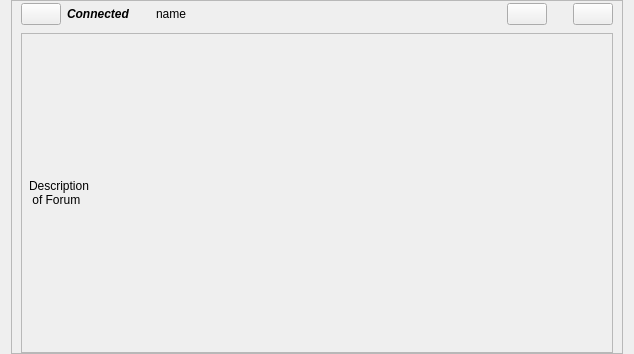
Before: the Qt Designer form retroshare-gui/src/gui/feeds/ForumNewItem.ui in RetroShare/RetroShare, drawn with Qt 5.
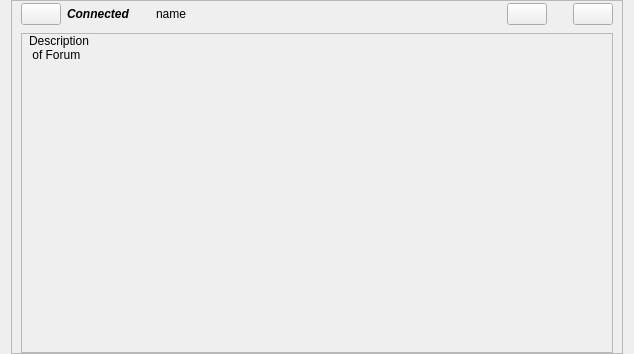
After: the same form once the commit is applied. Icons and pictures are not drawn.

Commit message: * added for expandButtons correct hide/show icons + ToolTips * added some Vertikal Spacer to put each new Widget on Top for News Feed * added icons for typeComboBox

What changed in the file:
```diff
--- a/retroshare-gui/src/gui/feeds/ForumNewItem.ui
+++ b/retroshare-gui/src/gui/feeds/ForumNewItem.ui
@@ -244,6 +244,19 @@
            </item>
           </layout>
          </item>
+         <item>
+          <spacer name="verticalSpacer" >
+           <property name="orientation" >
+            <enum>Qt::Vertical</enum>
+           </property>
+           <property name="sizeHint" stdset="0" >
+            <size>
+             <width>20</width>
+             <height>40</height>
+            </size>
+           </property>
+          </spacer>
+         </item>
         </layout>
        </widget>
       </item>
```
Left out of the diff: 32 changed lines with no effect on the pictures. The commit also changes 7 other files.
